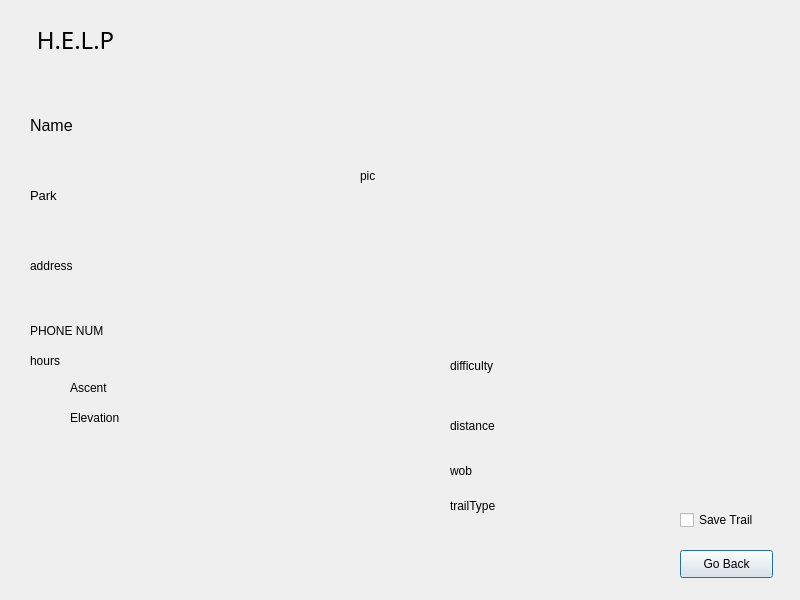
vuandy50/GROUP_G, file build-groupG-Desktop_Qt_5_15_1_MinGW_64_bit-Debug/groupG/singleview.ui: the form before one commit.
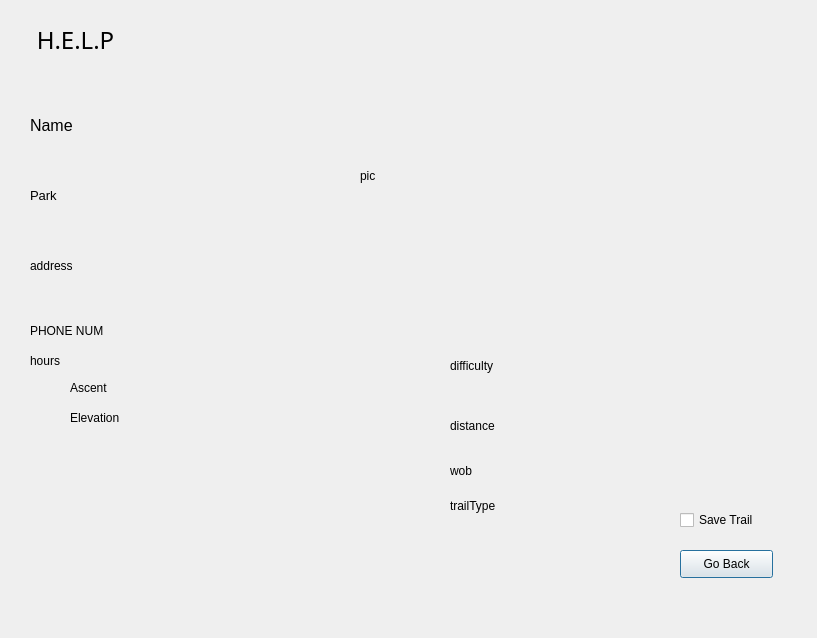
The form after the commit.

The edit to the form file:
```diff
--- a/build-groupG-Desktop_Qt_5_15_1_MinGW_64_bit-Debug/groupG/singleview.ui
+++ b/build-groupG-Desktop_Qt_5_15_1_MinGW_64_bit-Debug/groupG/singleview.ui
@@ -6,8 +6,8 @@
    <rect>
     <x>0</x>
     <y>0</y>
-    <width>800</width>
-    <height>600</height>
+    <width>817</width>
+    <height>638</height>
    </rect>
   </property>
   <property name="windowTitle">
```
